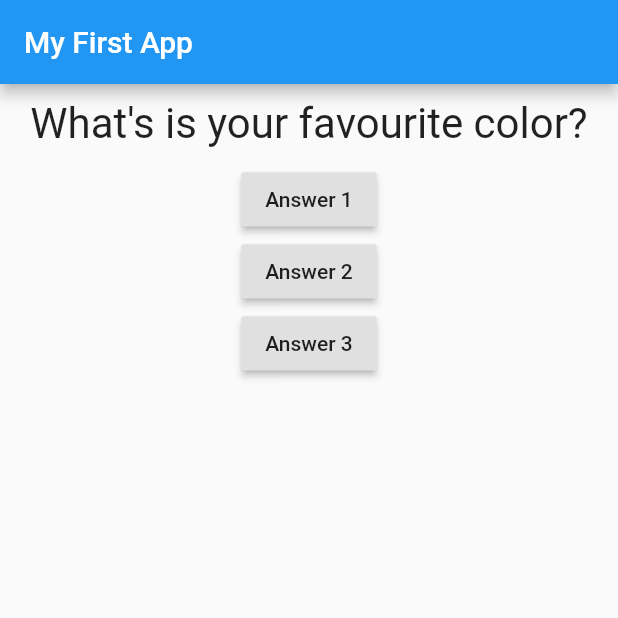
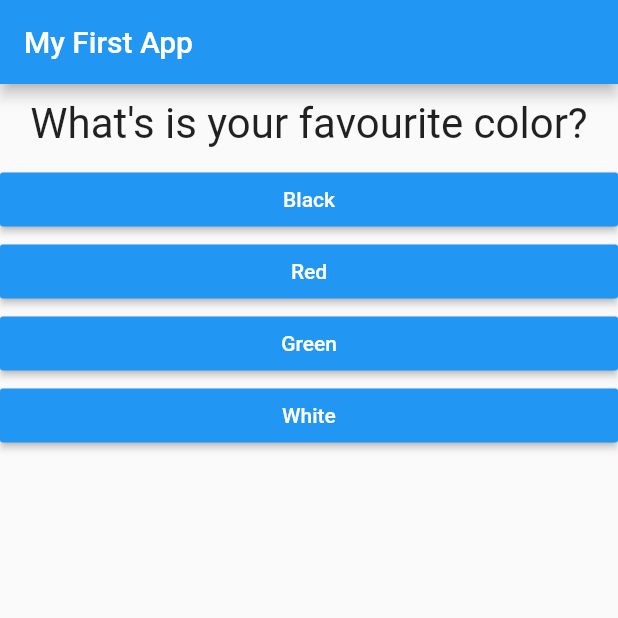
Before and after one commit to moratelli/flutter_basics, a Flutter app: the screen it shows after launch, on a phone screen of 412 x 824 dp, the top half of it. Run offline on Flutter 3.47's test engine with Material 2 defaults, Android fonts, the phone set to English and light mode, and no system bars.

Commit message:
Create Answer class, Refactor data flow

```diff
--- /dev/null
+++ b/lib/answer.dart
@@ -0,0 +1,21 @@
+import 'package:flutter/material.dart';
+
+class Answer extends StatelessWidget {
+  final Function selectHandler;
+  final String answerText;
+
+  Answer(this.selectHandler, this.answerText);
+
+  @override
+  Widget build(BuildContext context) {
+    return Container(
+      width: double.infinity,
+      child: RaisedButton(
+        color: Colors.blue,
+        textColor: Colors.white,
+        child: Text(answerText),
+        onPressed: selectHandler,
+      ),
+    );
+  }
+}
--- a/lib/main.dart
+++ b/lib/main.dart
@@ -1,6 +1,7 @@
 import 'package:flutter/material.dart';
 
 import './question.dart';
+import './answer.dart';
 
 void main() => runApp(MyApp());
 
@@ -21,13 +22,23 @@ class _MyAppState extends State<MyApp> {
     print(_questionIndex);
   }
 
-  var questions = [
-    'What\'s is your favourite color?',
-    'What\'s your favourite animal?'
-  ];
-
   @override
   Widget build(BuildContext context) {
+    var questions = [
+      {
+        'questionText': 'What\'s is your favourite color?',
+        'answers': ['Black', 'Red', 'Green', 'White']
+      },
+      {
+        'questionText': 'What\'s your favourite animal?',
+        'answers': ['Rabbit', 'Dog', 'Cat', 'Bird']
+      },
+      {
+        'questionText': 'What\'s your favourite language?',
+        'answers': ['Dart', 'JavaScript', 'Python', 'Kotlin']
+      },
+    ];
+
     return MaterialApp(
       home: Scaffold(
         appBar: AppBar(
@@ -36,22 +47,12 @@ class _MyAppState extends State<MyApp> {
         body: Column(
           children: [
             Question(
-              questions[_questionIndex],
+              questions[_questionIndex]['questionText'],
             ),
-            RaisedButton(
-              child: Text('Answer 1'),
-              onPressed: _answerQuestion,
-            ),
-            RaisedButton(
-              child: Text('Answer 2'),
-              onPressed: () => print('Answer 2 chosen!'),
-            ),
-            RaisedButton(
-              child: Text('Answer 3'),
-              onPressed: () {
-                print('Answer 3 chosen!');
-              },
-            ),
+            ...(questions[_questionIndex]['answers'] as List<String>)
+                .map((answer) {
+              return Answer(_answerQuestion, answer);
+            }).toList()
           ],
         ),
       ),
```
